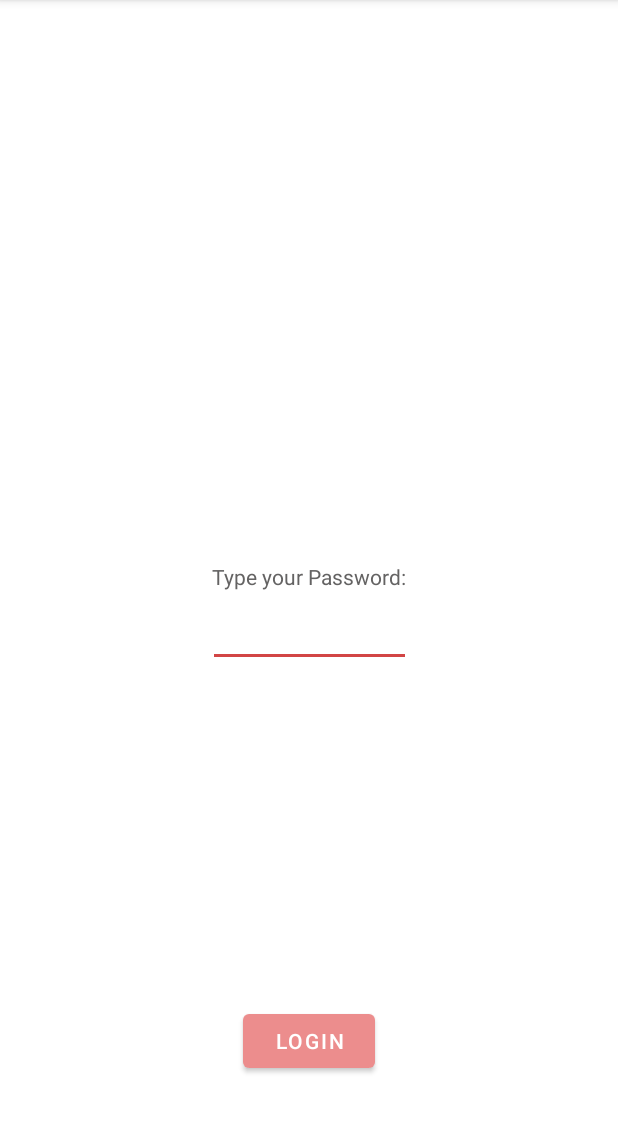
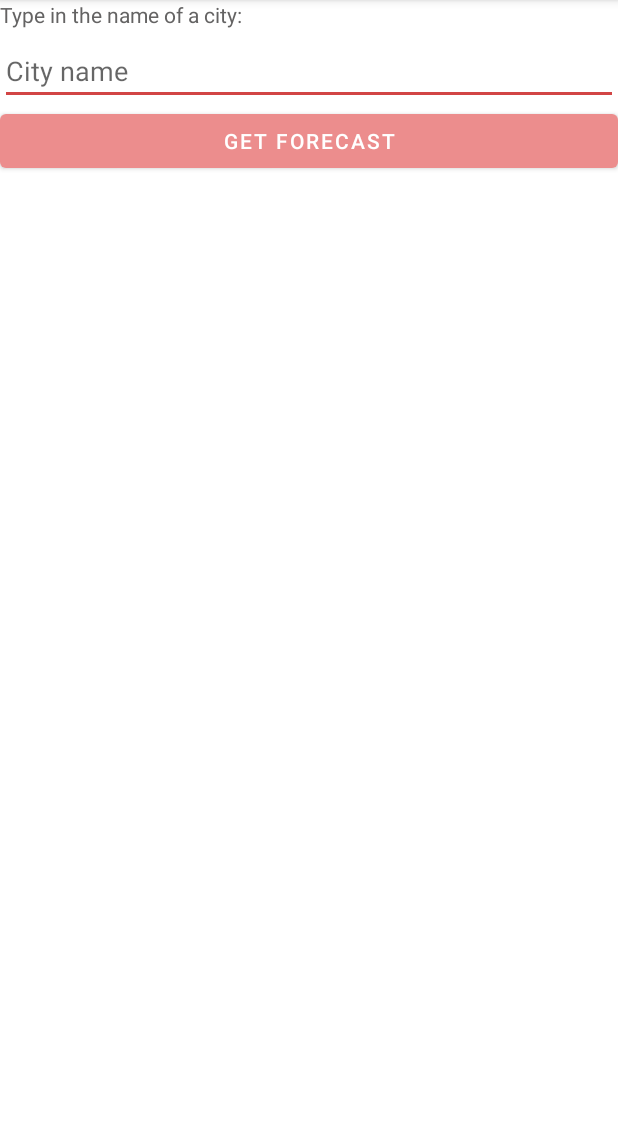
Before and after one commit to rfyujisato/Android_Labs, an Android app: the screen it shows after launch (MainActivity), on a phone screen of 412 x 824 dp, the part 84-1217 px from its top. Run offline under Robolectric (Android 15) with nearby library versions, the phone set to English and light mode, and no system bars; our stand-ins replace Volley.

Commit message:
Lab 10  incomplete

```diff
--- a/app/build.gradle
+++ b/app/build.gradle
@@ -4,6 +4,10 @@ plugins {
 
 android {
     compileSdk 32
+
+    buildFeatures {
+        viewBinding true
+    }
 
     defaultConfig {
         applicationId "algonquin.cst2335.rafaelsandroidlabs"
@@ -32,6 +36,7 @@ dependencies {
     implementation 'androidx.appcompat:appcompat:1.5.1'
     implementation 'com.google.android.material:material:1.6.1'
     implementation 'androidx.constraintlayout:constraintlayout:2.1.4'
+    implementation 'com.android.volley:volley:1.2.1'
     testImplementation 'junit:junit:4.13.2'
     androidTestImplementation 'androidx.test.ext:junit:1.1.3'
     androidTestImplementation 'androidx.test.espresso:espresso-core:3.4.0'
--- a/app/src/main/AndroidManifest.xml
+++ b/app/src/main/AndroidManifest.xml
@@ -2,6 +2,8 @@
 <manifest xmlns:android="http://schemas.android.com/apk/res/android"
     xmlns:tools="http://schemas.android.com/tools"
     package="algonquin.cst2335.rafaelsandroidlabs">
+
+    <uses-permission android:name="android.permission.INTERNET"/>
 
     <application
         android:allowBackup="true"
--- a/app/src/main/res/layout/activity_main.xml
+++ b/app/src/main/res/layout/activity_main.xml
@@ -1,41 +1,30 @@
 <?xml version="1.0" encoding="utf-8"?>
-<androidx.constraintlayout.widget.ConstraintLayout xmlns:android="http://schemas.android.com/apk/res/android"
+<LinearLayout xmlns:android="http://schemas.android.com/apk/res/android"
     xmlns:app="http://schemas.android.com/apk/res-auto"
     xmlns:tools="http://schemas.android.com/tools"
     android:layout_width="match_parent"
     android:layout_height="match_parent"
-    tools:context=".MainActivity">
+    tools:context=".MainActivity"
+    android:orientation="vertical">
 
     <TextView
         android:id="@+id/textView"
-        android:layout_width="wrap_content"
+        android:layout_width="match_parent"
         android:layout_height="wrap_content"
-        android:text="@string/text"
-        app:layout_constraintBottom_toBottomOf="parent"
-        app:layout_constraintEnd_toEndOf="parent"
-        app:layout_constraintStart_toStartOf="parent"
-        app:layout_constraintTop_toTopOf="parent" />
+        android:text="@string/text" />
 
     <EditText
-        android:id="@+id/myEditText"
-        android:inputType="textPassword"
-        android:layout_width="135dp"
+        android:id="@+id/editText"
+        android:inputType="text"
+        android:layout_width="match_parent"
         android:layout_height="wrap_content"
         android:layout_marginTop="5dp"
-        app:layout_constraintEnd_toEndOf="parent"
-        app:layout_constraintHorizontal_bias="0.5"
-        app:layout_constraintStart_toStartOf="parent"
-        app:layout_constraintTop_toBottomOf="@+id/textView" />
+        android:hint="@string/edit_text" />
 
     <Button
         android:id="@+id/button"
-        android:layout_width="wrap_content"
+        android:layout_width="match_parent"
         android:layout_height="wrap_content"
-        android:layout_marginBottom="50dp"
-        android:text="@string/button_message"
-        app:layout_constraintBottom_toBottomOf="parent"
-        app:layout_constraintEnd_toEndOf="parent"
-        app:layout_constraintHorizontal_bias="0.5"
-        app:layout_constraintStart_toStartOf="parent" />
+        android:text="@string/button_message" />
 
-</androidx.constraintlayout.widget.ConstraintLayout>
+</LinearLayout>
--- a/app/src/main/res/values/strings.xml
+++ b/app/src/main/res/values/strings.xml
@@ -1,5 +1,6 @@
 <resources>
     <string name="app_name">Rafael\'s Android Labs</string>
-    <string name="text">Type your Password:</string>
-    <string name="button_message">Login</string>
+    <string name="text">Type in the name of a city:</string>
+    <string name="button_message">Get Forecast</string>
+    <string name="edit_text">City name</string>
 </resources>
```
Also changed, not shown: app/src/main/java/algonquin/cst2335/rafaelsandroidlabs/MainActivity.java (+70 -71 lines).
